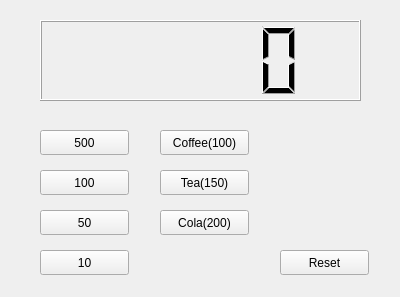
Before: the Qt Designer form widget.ui in time4ruin/qt_widget, drawn with Qt 5.
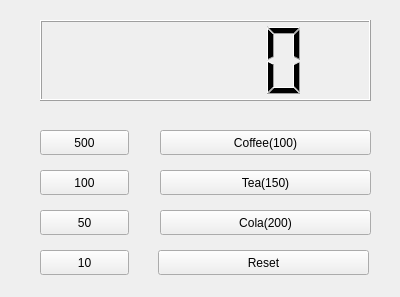
After: the same form once the commit is applied.

```diff
--- a/widget.ui
+++ b/widget.ui
@@ -18,7 +18,7 @@
     <rect>
      <x>40</x>
      <y>20</y>
-     <width>321</width>
+     <width>331</width>
      <height>81</height>
     </rect>
    </property>
@@ -67,7 +67,7 @@
     <rect>
      <x>160</x>
      <y>130</y>
-     <width>89</width>
+     <width>211</width>
      <height>25</height>
     </rect>
    </property>
@@ -80,7 +80,7 @@
     <rect>
      <x>160</x>
      <y>210</y>
-     <width>89</width>
+     <width>211</width>
      <height>25</height>
     </rect>
    </property>
@@ -104,9 +104,9 @@
   <widget class="QPushButton" name="reset">
    <property name="geometry">
     <rect>
-     <x>280</x>
+     <x>158</x>
      <y>250</y>
-     <width>89</width>
+     <width>211</width>
      <height>25</height>
     </rect>
    </property>
@@ -119,7 +119,7 @@
     <rect>
      <x>160</x>
      <y>170</y>
-     <width>89</width>
+     <width>211</width>
      <height>25</height>
     </rect>
    </property>
```
